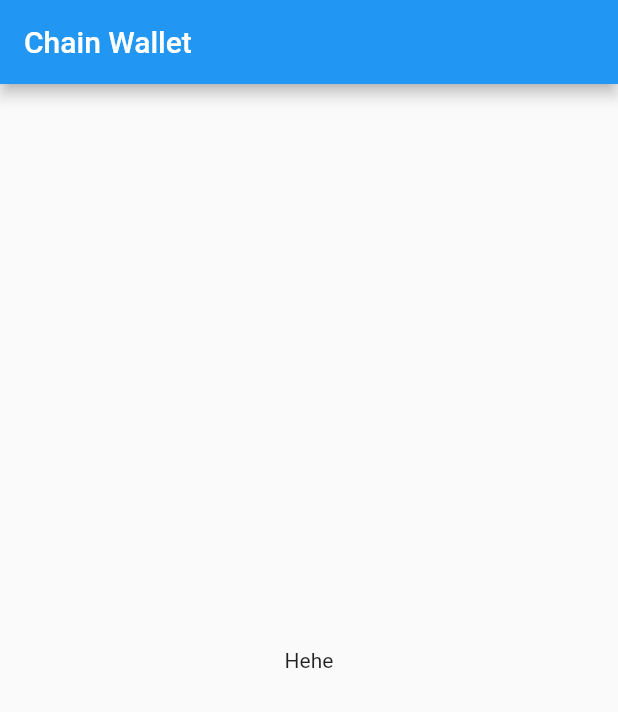
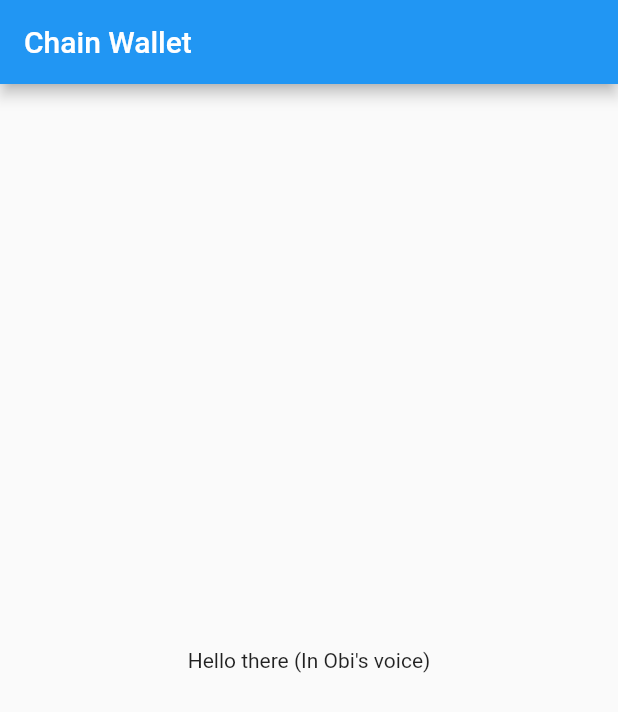
Before and after one commit to holusojivhictor/chain-wallet-app, a Flutter app: the screen it shows after launch, on a phone screen of 412 x 824 dp. Shown: the top 712 px of the screen. Run offline on Flutter 3.47's test engine with Material 2 defaults, Android fonts, the phone set to English and light mode, and no system bars.

```diff
--- a/lib/main.dart
+++ b/lib/main.dart
@@ -51,7 +51,7 @@ class _MyHomePageState extends State<MyHomePage> {
         title: Text(widget.title),
       ),
       body: const Center(
-        child: Text('Hehe'),
+        child: Text("Hello there (In Obi's voice)"),
       ),
     );
   }
```
